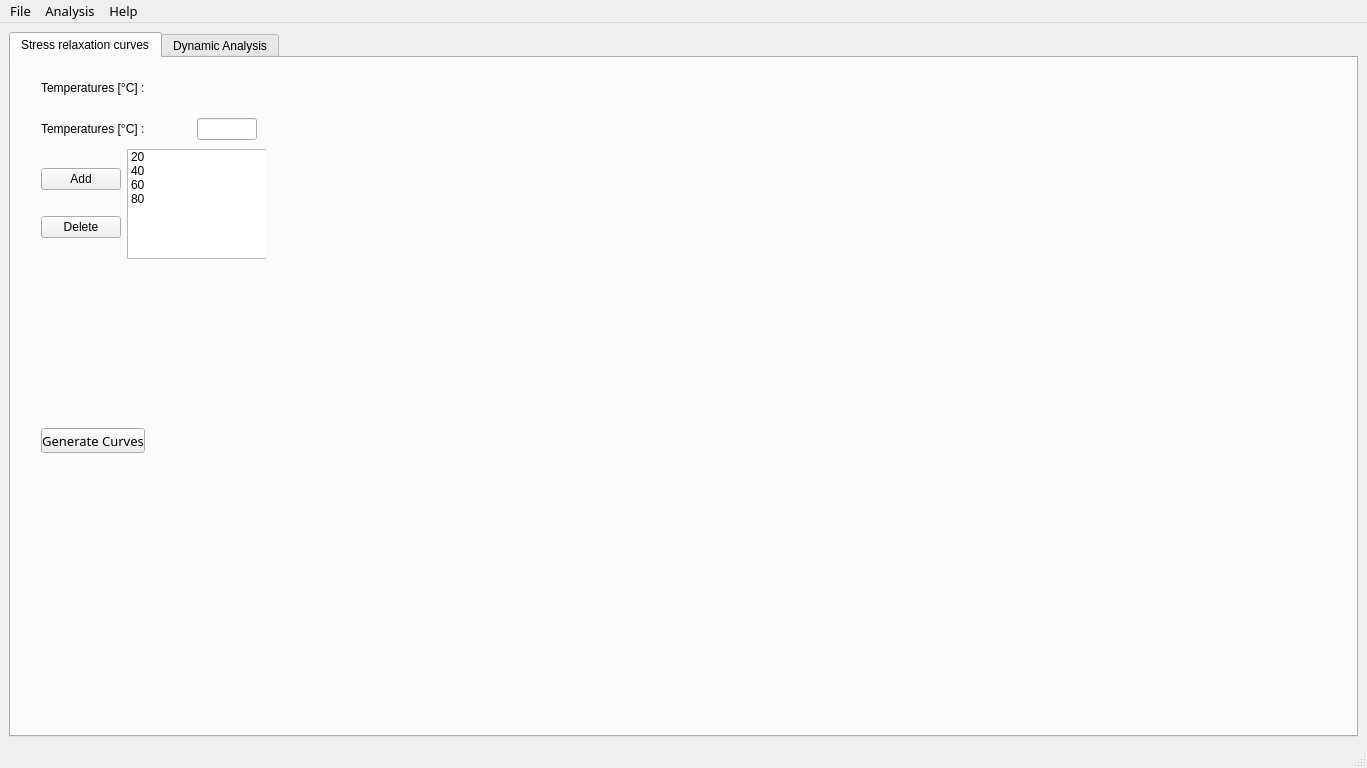
Above: MainWindow.ui from LuisCarlosRojasTorres/ViscoQT before the change. Below: the same form after it.
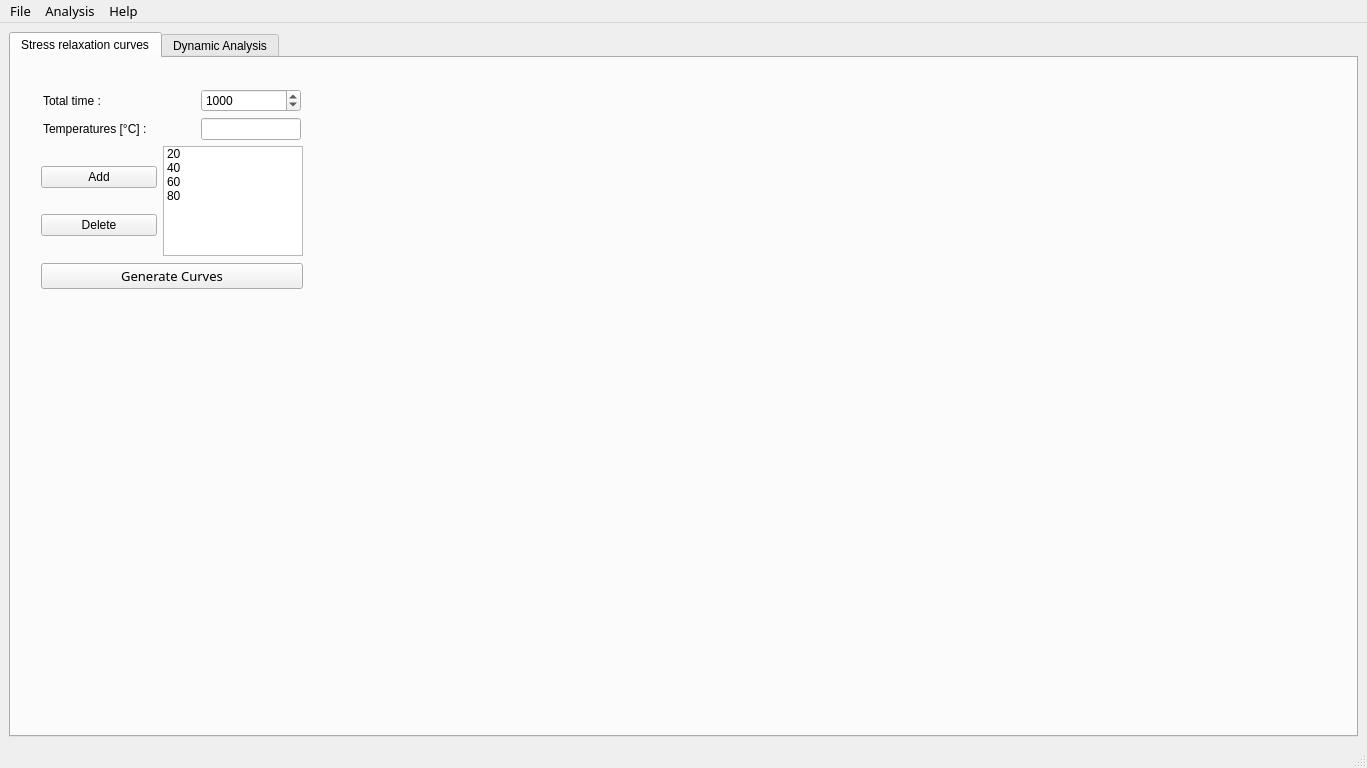
That is the form after the change.

```diff
--- a/MainWindow.ui
+++ b/MainWindow.ui
@@ -24,15 +24,103 @@
        <attribute name="title">
         <string>Stress relaxation curves</string>
        </attribute>
-       <widget class="QWidget" name="layoutWidget_2">
+       <widget class="QWidget" name="">
         <property name="geometry">
          <rect>
           <x>30</x>
-          <y>90</y>
-          <width>225</width>
-          <height>112</height>
+          <y>30</y>
+          <width>262</width>
+          <height>203</height>
          </rect>
         </property>
+        <layout class="QVBoxLayout" name="verticalLayout_8">
+         <item>
+          <layout class="QVBoxLayout" name="verticalLayout_7">
+           <item>
+            <layout class="QHBoxLayout" name="horizontalLayout_12">
+             <item>
+              <widget class="QLabel" name="label_9">
+               <property name="minimumSize">
+                <size>
+                 <width>150</width>
+                 <height>0</height>
+                </size>
+               </property>
+               <property name="maximumSize">
+                <size>
+                 <width>150</width>
+                 <height>16777215</height>
+                </size>
+               </property>
+               <property name="text">
+                <string>Total time :</string>
+               </property>
+              </widget>
+             </item>
+             <item>
+              <widget class="QSpinBox" name="spinBox">
+               <property name="minimumSize">
+                <size>
+                 <width>100</width>
+                 <height>0</height>
+                </size>
+               </property>
+               <property name="maximumSize">
+                <size>
+                 <width>100</width>
+                 <height>16777215</height>
+                </size>
+               </property>
+               <property name="maximum">
+                <number>1000000</number>
+               </property>
+               <property name="value">
+                <number>1000</number>
+               </property>
+              </widget>
+             </item>
+            </layout>
+           </item>
+           <item>
+            <layout class="QHBoxLayout" name="horizontalLayout_11">
+             <item>
+              <widget class="QLabel" name="label_7">
+               <property name="minimumSize">
+                <size>
+                 <width>150</width>
+                 <height>0</height>
+                </size>
+               </property>
+               <property name="maximumSize">
+                <size>
+                 <width>150</width>
+                 <height>16777215</height>
+                </size>
+               </property>
+               <property name="text">
+                <string>Temperatures [°C] :</string>
+               </property>
+              </widget>
+             </item>
+             <item>
+              <widget class="QLineEdit" name="lineEditTemp_2">
+               <property name="minimumSize">
+                <size>
+                 <width>100</width>
+                 <height>0</height>
+                </size>
+               </property>
+               <property name="maximumSize">
+                <size>
+                 <width>100</width>
+                 <height>16777215</height>
+                </size>
+               </property>
+              </widget>
+             </item>
+            </layout>
+           </item>
+           <item>
         <layout class="QHBoxLayout" name="horizontalLayout_10">
          <item>
           <layout class="QVBoxLayout" name="verticalLayout_6">
@@ -89,63 +177,11 @@
           </widget>
          </item>
         </layout>
-       </widget>
-       <widget class="QWidget" name="layoutWidget_3">
-        <property name="geometry">
-         <rect>
-          <x>30</x>
-          <y>60</y>
-          <width>218</width>
-          <height>22</height>
-         </rect>
-        </property>
-        <layout class="QHBoxLayout" name="horizontalLayout_11">
-         <item>
-          <widget class="QLabel" name="label_7">
-           <property name="minimumSize">
-            <size>
-             <width>150</width>
-             <height>0</height>
-            </size>
-           </property>
-           <property name="maximumSize">
-            <size>
-             <width>150</width>
-             <height>16777215</height>
-            </size>
-           </property>
-           <property name="text">
-            <string>Temperatures [°C] :</string>
-           </property>
-          </widget>
-         </item>
-         <item>
-          <widget class="QLineEdit" name="lineEditTemp_2">
-           <property name="minimumSize">
-            <size>
-             <width>60</width>
-             <height>0</height>
-            </size>
-           </property>
-           <property name="maximumSize">
-            <size>
-             <width>60</width>
-             <height>16777215</height>
-            </size>
-           </property>
-          </widget>
-         </item>
-        </layout>
-       </widget>
+           </item>
+          </layout>
+         </item>
+         <item>
        <widget class="QPushButton" name="pB_GenerateCurves_2">
-        <property name="geometry">
-         <rect>
-          <x>30</x>
-          <y>370</y>
-          <width>104</width>
-          <height>25</height>
-         </rect>
-        </property>
         <property name="font">
          <font>
           <family>Ebrima</family>
@@ -156,30 +192,8 @@
          <string>Generate Curves</string>
         </property>
        </widget>
-       <widget class="QLabel" name="label_8">
-        <property name="geometry">
-         <rect>
-          <x>30</x>
-          <y>20</y>
-          <width>150</width>
-          <height>20</height>
-         </rect>
-        </property>
-        <property name="minimumSize">
-         <size>
-          <width>150</width>
-          <height>0</height>
-         </size>
-        </property>
-        <property name="maximumSize">
-         <size>
-          <width>150</width>
-          <height>16777215</height>
-         </size>
-        </property>
-        <property name="text">
-         <string>Temperatures [°C] :</string>
-        </property>
+         </item>
+        </layout>
        </widget>
       </widget>
       <widget class="QWidget" name="tab_Dynamic">
```
Lines whose indentation alone changed are shown as unchanged.
